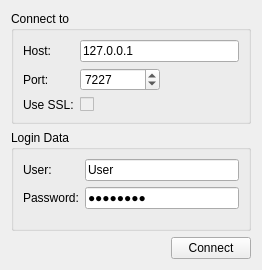
Qt form src/ui/connectionmanager/connectionmanager.ui (mkaay/pyload-cpp-gui) before a commit.
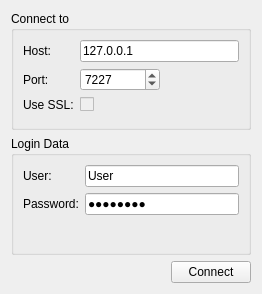
The same form after that commit.

What changed in the file:
```diff
--- a/src/ui/connectionmanager/connectionmanager.ui
+++ b/src/ui/connectionmanager/connectionmanager.ui
@@ -7,7 +7,7 @@
     <x>0</x>
     <y>0</y>
     <width>262</width>
-    <height>270</height>
+    <height>294</height>
    </rect>
   </property>
   <property name="windowTitle">
```
Left out of the diff: 58 changed lines with no effect on the pictures.
